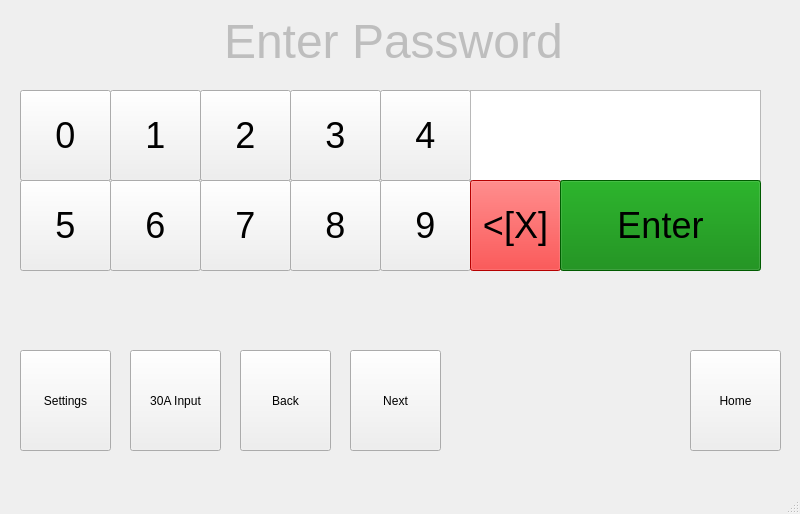
This is mainwindow.ui in mark-c-paul/pi-gui as Qt 5 draws it before an edit. The edited form follows.
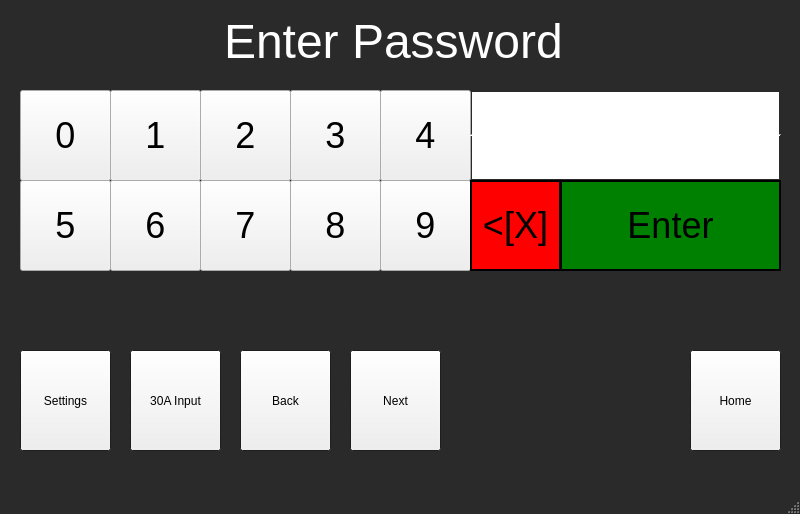
This is the edited form.

Commit message: darker design

The edit to the form file:
```diff
--- a/mainwindow.ui
+++ b/mainwindow.ui
@@ -10,6 +10,232 @@
     <height>514</height>
    </rect>
   </property>
+  <property name="palette">
+   <palette>
+    <active>
+     <colorrole role="WindowText">
+      <brush brushstyle="SolidPattern">
+       <color alpha="255">
+        <red>255</red>
+        <green>255</green>
+        <blue>255</blue>
+       </color>
+      </brush>
+     </colorrole>
+     <colorrole role="Text">
+      <brush brushstyle="SolidPattern">
+       <color alpha="255">
+        <red>255</red>
+        <green>255</green>
+        <blue>255</blue>
+       </color>
+      </brush>
+     </colorrole>
+     <colorrole role="ButtonText">
+      <brush brushstyle="SolidPattern">
+       <color alpha="255">
+        <red>0</red>
+        <green>0</green>
+        <blue>0</blue>
+       </color>
+      </brush>
+     </colorrole>
+     <colorrole role="Base">
+      <brush brushstyle="SolidPattern">
+       <color alpha="255">
+        <red>255</red>
+        <green>255</green>
+        <blue>255</blue>
+       </color>
+      </brush>
+     </colorrole>
+     <colorrole role="Window">
+      <brush brushstyle="SolidPattern">
+       <color alpha="255">
+        <red>42</red>
+        <green>42</green>
+        <blue>42</blue>
+       </color>
+      </brush>
+     </colorrole>
+     <colorrole role="Shadow">
+      <brush brushstyle="SolidPattern">
+       <color alpha="255">
+        <red>255</red>
+        <green>255</green>
+        <blue>255</blue>
+       </color>
+      </brush>
+     </colorrole>
+     <colorrole role="ToolTipText">
+      <brush brushstyle="SolidPattern">
+       <color alpha="255">
+        <red>255</red>
+        <green>255</green>
+        <blue>255</blue>
+       </color>
+      </brush>
+     </colorrole>
+     <colorrole role="PlaceholderText">
+      <brush brushstyle="SolidPattern">
+       <color alpha="128">
+        <red>255</red>
+        <green>255</green>
+        <blue>255</blue>
+       </color>
+      </brush>
+     </colorrole>
+    </active>
+    <inactive>
+     <colorrole role="WindowText">
+      <brush brushstyle="SolidPattern">
+       <color alpha="255">
+        <red>255</red>
+        <green>255</green>
+        <blue>255</blue>
+       </color>
+      </brush>
+     </colorrole>
+     <colorrole role="Text">
+      <brush brushstyle="SolidPattern">
+       <color alpha="255">
+        <red>255</red>
+        <green>255</green>
+        <blue>255</blue>
+       </color>
+      </brush>
+     </colorrole>
+     <colorrole role="ButtonText">
+      <brush brushstyle="SolidPattern">
+       <color alpha="255">
+        <red>0</red>
+        <green>0</green>
+        <blue>0</blue>
+       </color>
+      </brush>
+     </colorrole>
+     <colorrole role="Base">
+      <brush brushstyle="SolidPattern">
+       <color alpha="255">
+        <red>255</red>
+        <green>255</green>
+        <blue>255</blue>
+       </color>
+      </brush>
+     </colorrole>
+     <colorrole role="Window">
+      <brush brushstyle="SolidPattern">
+       <color alpha="255">
+        <red>42</red>
+        <green>42</green>
+        <blue>42</blue>
+       </color>
+      </brush>
+     </colorrole>
+     <colorrole role="Shadow">
+      <brush brushstyle="SolidPattern">
+       <color alpha="255">
+        <red>255</red>
+        <green>255</green>
+        <blue>255</blue>
+       </color>
+      </brush>
+     </colorrole>
+     <colorrole role="ToolTipText">
+      <brush brushstyle="SolidPattern">
+       <color alpha="255">
+        <red>255</red>
+        <green>255</green>
+        <blue>255</blue>
+       </color>
+      </brush>
+     </colorrole>
+     <colorrole role="PlaceholderText">
+      <brush brushstyle="SolidPattern">
+       <color alpha="128">
+        <red>255</red>
+        <green>255</green>
+        <blue>255</blue>
+       </color>
+      </brush>
+     </colorrole>
+    </inactive>
+    <disabled>
+     <colorrole role="WindowText">
+      <brush brushstyle="SolidPattern">
+       <color alpha="255">
+        <red>120</red>
+        <green>120</green>
+        <blue>120</blue>
+       </color>
+      </brush>
+     </colorrole>
+     <colorrole role="Text">
+      <brush brushstyle="SolidPattern">
+       <color alpha="255">
+        <red>120</red>
+        <green>120</green>
+        <blue>120</blue>
+       </color>
+      </brush>
+     </colorrole>
+     <colorrole role="ButtonText">
+      <brush brushstyle="SolidPattern">
+       <color alpha="255">
+        <red>120</red>
+        <green>120</green>
+        <blue>120</blue>
+       </color>
+      </brush>
+     </colorrole>
+     <colorrole role="Base">
+      <brush brushstyle="SolidPattern">
+       <color alpha="255">
+        <red>42</red>
+        <green>42</green>
+        <blue>42</blue>
+       </color>
+      </brush>
+     </colorrole>
+     <colorrole role="Window">
+      <brush brushstyle="SolidPattern">
+       <color alpha="255">
+        <red>42</red>
+        <green>42</green>
+        <blue>42</blue>
+       </color>
+      </brush>
+     </colorrole>
+     <colorrole role="Shadow">
+      <brush brushstyle="SolidPattern">
+       <color alpha="255">
+        <red>255</red>
+        <green>255</green>
+        <blue>255</blue>
+       </color>
+      </brush>
+     </colorrole>
+     <colorrole role="ToolTipText">
+      <brush brushstyle="SolidPattern">
+       <color alpha="255">
+        <red>255</red>
+        <green>255</green>
+        <blue>255</blue>
+       </color>
+      </brush>
+     </colorrole>
+     <colorrole role="PlaceholderText">
+      <brush brushstyle="SolidPattern">
+       <color alpha="128">
+        <red>0</red>
+        <green>0</green>
+        <blue>0</blue>
+       </color>
+      </brush>
+     </colorrole>
+    </disabled>
+   </palette>
+  </property>
   <property name="windowTitle">
    <string>MainWindow</string>
   </property>
@@ -503,19 +729,22 @@
        <rect>
         <x>470</x>
         <y>90</y>
-        <width>291</width>
+        <width>311</width>
         <height>91</height>
        </rect>
       </property>
       <property name="styleSheet">
-       <string notr="true">font: 48px;
-</string>
+       <string notr="true">font: 42px;
+text-align: center;</string>
+      </property>
+      <property name="frameShape">
+       <enum>QFrame::HLine</enum>
       </property>
       <property name="html">
        <string>&lt;!DOCTYPE HTML PUBLIC &quot;-//W3C//DTD HTML 4.0//EN&quot; &quot;http://www.w3.org/TR/REC-html40/strict.dtd&quot;&gt;
-&lt;html&gt;&lt;head&gt;&lt;meta name=&quot;qrichtext&quot; content=&quot;1&quot; /&gt;&lt;style type=&quot;text/css&quot;&gt;
+&lt;html&gt;&lt;head&gt;&lt;meta name=&quot;qrichtext&quot; content=&quot;1&quot; /&gt;&lt;meta charset=&quot;utf-8&quot; /&gt;&lt;style type=&quot;text/css&quot;&gt;
 p, li { white-space: pre-wrap; }
-&lt;/style&gt;&lt;/head&gt;&lt;body style=&quot; font-family:'MS Shell Dlg 2'; font-size:48px; font-weight:400; font-style:normal;&quot;&gt;
+&lt;/style&gt;&lt;/head&gt;&lt;body style=&quot; font-family:'Segoe UI'; font-size:42px; font-weight:400; font-style:normal;&quot;&gt;
 &lt;p style=&quot;-qt-paragraph-type:empty; margin-top:0px; margin-bottom:0px; margin-left:0px; margin-right:0px; -qt-block-indent:0; text-indent:0px;&quot;&gt;&lt;br /&gt;&lt;/p&gt;&lt;/body&gt;&lt;/html&gt;</string>
       </property>
      </widget>
@@ -530,6 +759,8 @@
       </property>
       <property name="styleSheet">
        <string notr="true">#deleteButton {
+border: 2px solid black;
+background-color: gray;
 background-color: red;
 font: 36px;
 }</string>
@@ -543,12 +774,14 @@
        <rect>
         <x>560</x>
         <y>180</y>
-        <width>201</width>
+        <width>221</width>
         <height>91</height>
        </rect>
       </property>
       <property name="styleSheet">
        <string notr="true">#enterButton{
+border: 2px solid black;
+background-color: gray;
 background-color: green;
 font: 36px;
 }</string>
@@ -577,10 +810,10 @@
       </property>
       <property name="html">
        <string>&lt;!DOCTYPE HTML PUBLIC &quot;-//W3C//DTD HTML 4.0//EN&quot; &quot;http://www.w3.org/TR/REC-html40/strict.dtd&quot;&gt;
-&lt;html&gt;&lt;head&gt;&lt;meta name=&quot;qrichtext&quot; content=&quot;1&quot; /&gt;&lt;style type=&quot;text/css&quot;&gt;
+&lt;html&gt;&lt;head&gt;&lt;meta name=&quot;qrichtext&quot; content=&quot;1&quot; /&gt;&lt;meta charset=&quot;utf-8&quot; /&gt;&lt;style type=&quot;text/css&quot;&gt;
 p, li { white-space: pre-wrap; }
-&lt;/style&gt;&lt;/head&gt;&lt;body style=&quot; font-family:'MS Shell Dlg 2'; font-size:8.25pt; font-weight:400; font-style:normal;&quot;&gt;
-&lt;p style=&quot; margin-top:0px; margin-bottom:0px; margin-left:0px; margin-right:0px; -qt-block-indent:0; text-indent:0px;&quot;&gt;&lt;span style=&quot; font-size:36pt;&quot;&gt;Enter Password&lt;/span&gt;&lt;/p&gt;&lt;/body&gt;&lt;/html&gt;</string>
+&lt;/style&gt;&lt;/head&gt;&lt;body style=&quot; font-family:'Segoe UI'; font-size:9pt; font-weight:400; font-style:normal;&quot;&gt;
+&lt;p style=&quot; margin-top:0px; margin-bottom:0px; margin-left:0px; margin-right:0px; -qt-block-indent:0; text-indent:0px;&quot;&gt;&lt;span style=&quot; font-family:'MS Shell Dlg 2'; font-size:36pt; color:#ffffff;&quot;&gt;Enter Password&lt;/span&gt;&lt;/p&gt;&lt;/body&gt;&lt;/html&gt;</string>
       </property>
      </widget>
      <zorder>zeroButton</zorder>
```
Left out of the diff: 62 changed lines with no effect on the pictures. The commit also changes 3 other files.
